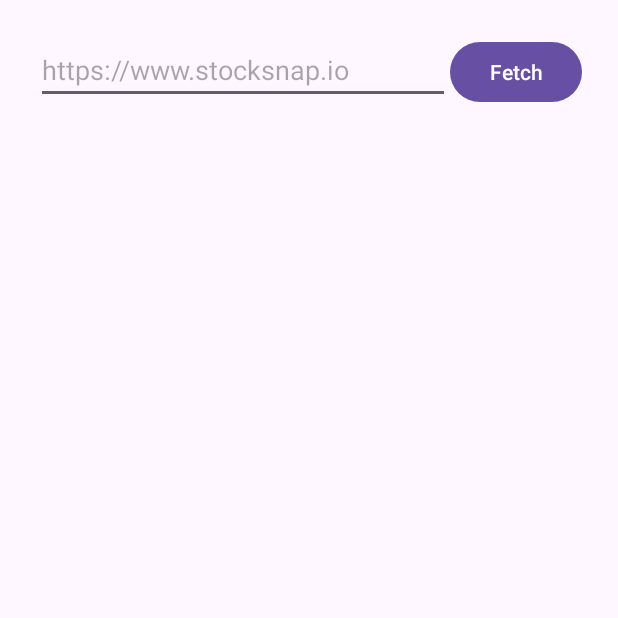
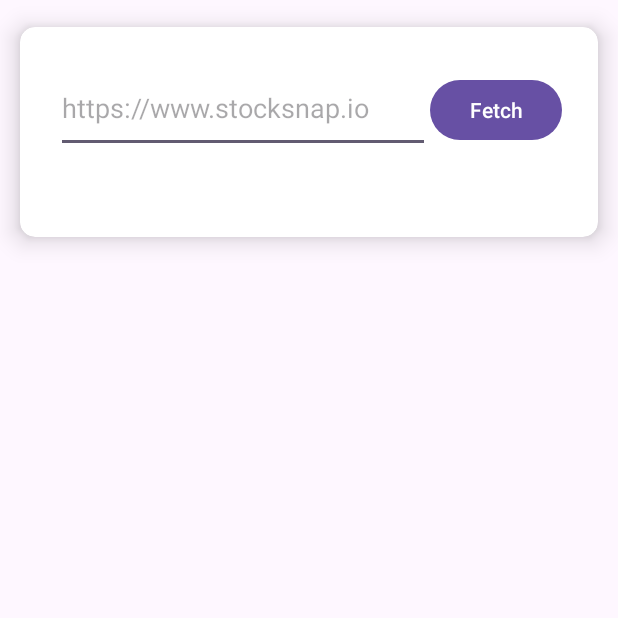
Before and after one commit to JKnightY/androidapp, an Android app: the screen it shows after launch (MainActivity), on a phone screen of 412 x 824 dp, the top half of it. Run offline under Robolectric (Android 15) with nearby library versions, the phone set to English and light mode, and no system bars; pictures from the network do not load.

Commit message:
wrapped mainActivity to a cardview, making it pop-op with a shadowy effect

```diff
--- a/app/src/main/res/layout/activity_main.xml
+++ b/app/src/main/res/layout/activity_main.xml
@@ -1,6 +1,14 @@
 <?xml version="1.0" encoding="utf-8"?>
-<LinearLayout xmlns:android="http://schemas.android.com/apk/res/android"
+<androidx.cardview.widget.CardView
+    xmlns:android="http://schemas.android.com/apk/res/android"
+    xmlns:app="http://schemas.android.com/apk/res-auto"
     xmlns:tools="http://schemas.android.com/tools"
+    android:layout_width="match_parent"
+    android:layout_height="wrap_content"
+    app:cardElevation="10dp"
+    app:cardUseCompatPadding="true"
+    app:cardCornerRadius="10dp">
+<LinearLayout
     android:layout_width="match_parent"
     android:layout_height="match_parent"
     android:orientation="vertical"
@@ -16,7 +24,7 @@
         <EditText
             android:id="@+id/urlEditText"
             android:layout_width="0dp"
-            android:layout_height="wrap_content"
+            android:layout_height="60dp"
             android:layout_weight="1"
             android:hint="https://www.stocksnap.io"
             android:inputType="textUri" />
@@ -27,6 +35,7 @@
             android:layout_height="wrap_content"
             android:text="Fetch" />
     </LinearLayout>
+
 
     <androidx.recyclerview.widget.RecyclerView
         android:id="@+id/imageRecyclerView"
@@ -58,3 +67,4 @@
         android:text="Start Game"
         android:visibility="gone" />
 </LinearLayout>
+</androidx.cardview.widget.CardView>
```
